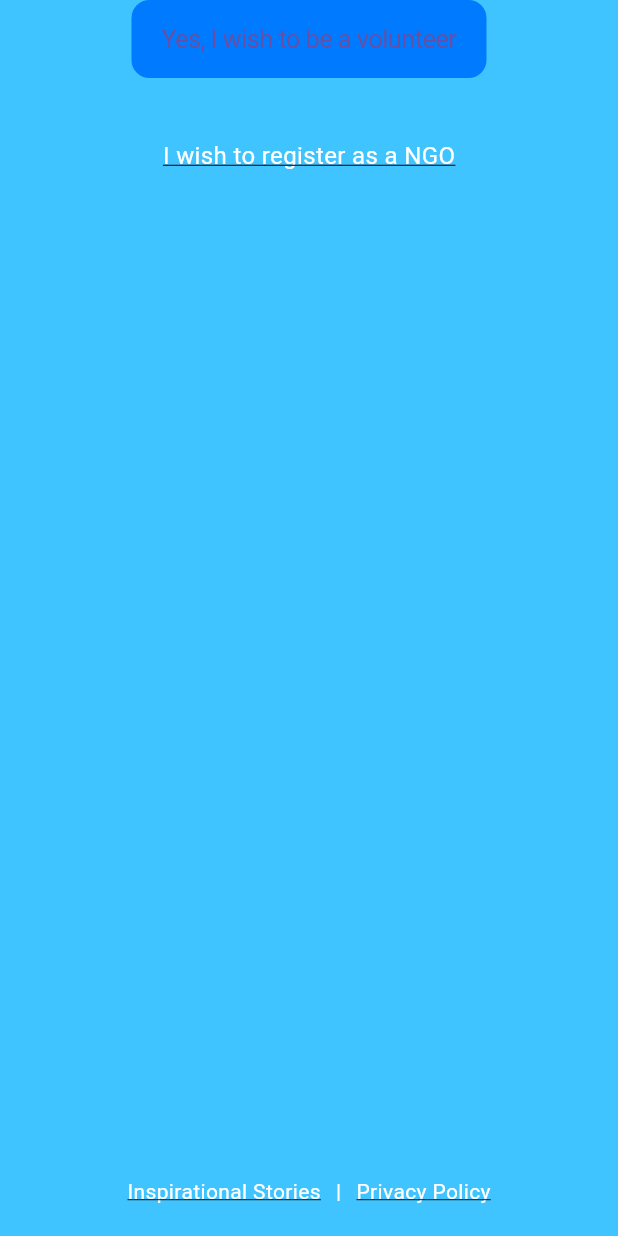
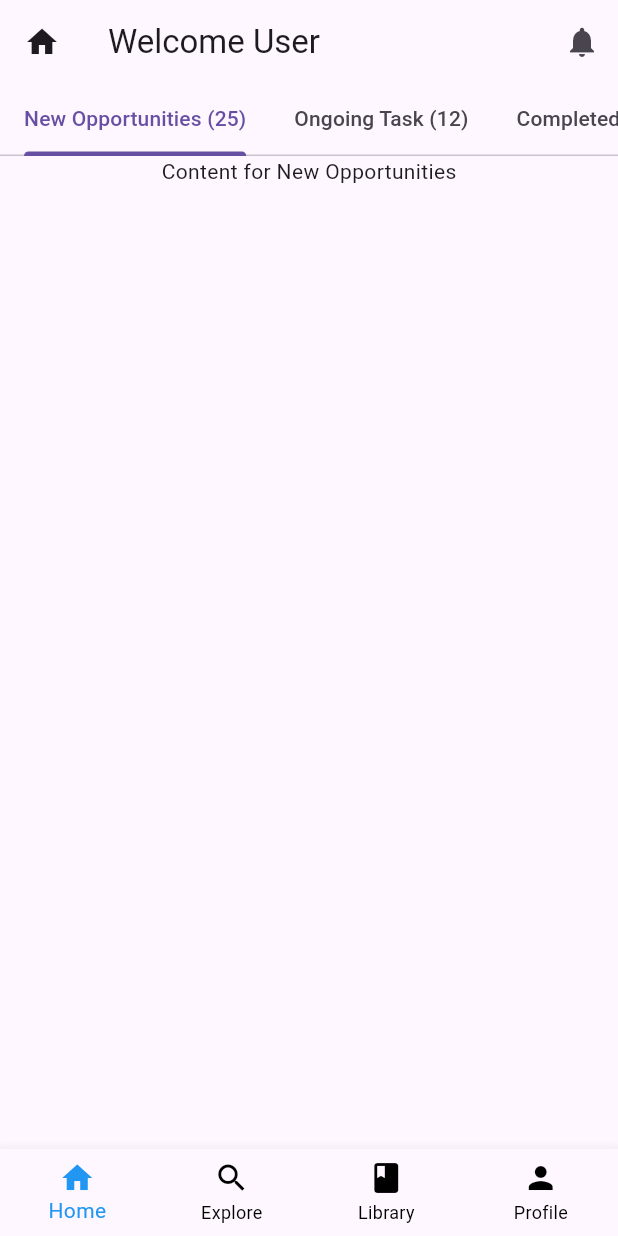
Before and after one commit to vaishnavidubbalwar2001/vishwamitra_ui, a Flutter app: the HomePage screen opened directly, on a phone screen of 412 x 824 dp. Run offline on Flutter 3.47's test engine with Material 3 defaults, Android fonts, the phone set to English and light mode, and no system bars; our stand-ins replace get.

Commit message:
bottom Nevigation Bar

```diff
--- a/lib/congratulationpage.dart
+++ b/lib/congratulationpage.dart
@@ -1,5 +1,8 @@
 import 'package:flutter/cupertino.dart';
 import 'package:flutter/material.dart';
+import 'package:get/get.dart';
+import 'package:vishwamitra_uidesign/firstScreen.dart';
+import 'package:vishwamitra_uidesign/homeScreen.dart';
 
 class Congratulation extends StatefulWidget {
 
@@ -68,6 +71,7 @@ class _MyWidgetState extends State<Congratulation> {
           color: Colors.blue,
           child: Text('Apply Now'),
           onPressed: () {
+            Get.offAll(HomePage());
 
           },
         ),
--- a/lib/detailsPage.dart
+++ b/lib/detailsPage.dart
@@ -545,6 +545,9 @@ class _MyWidgetState extends State<deatilsPage> {
                         ),
                       ),
                     ],
+
+
+
                     selectedvolunterType.isNotEmpty
                                                       ?  Column(
                                                   // mainAxisAlignment: MainAxisAlignment.start,
@@ -555,7 +558,7 @@ class _MyWidgetState extends State<deatilsPage> {
                                 padding: EdgeInsets.symmetric(horizontal: 10),
                                 margin: EdgeInsets.only(top: 10),
                                 decoration: BoxDecoration(
-                                  color: Colors.blue,
+                                   color: Color(0xFF005FA4),
                                   borderRadius: BorderRadius.circular(100),
                                 ),
                                 child: Row(
--- a/lib/firstScreen.dart
+++ b/lib/firstScreen.dart
@@ -2,80 +2,80 @@ import 'package:flutter/cupertino.dart';
 import 'package:flutter/material.dart';
 
 
-class HomePage extends StatelessWidget {
-  @override
-  Widget build(BuildContext context) {
-    return Scaffold(
-      backgroundColor: Colors.lightBlueAccent, // Sky blue background
-      body: Center(
-        child: Column(
-          mainAxisAlignment: MainAxisAlignment.center,
-          children: <Widget>[
-            CupertinoButton(
-              child: Text('Yes, I wish to be a volunteer'),
-              color: CupertinoColors.activeBlue,
-              onPressed: () {
-                // Handle the button press
-              },
-            ),
-            Padding(
-              padding: EdgeInsets.all(40),
-              child: GestureDetector(
-                onTap: () {
-                  // Handle the "I wish to register as a NGO" tap
-                },
-                child: Text(
-                  'I wish to register as a NGO',
-                  style: TextStyle(
-                    decoration: TextDecoration.underline,
-                    color: Colors.white,
-                    fontSize: 16,
-                  ),
-                ),
-              ),
-            ),
-            Spacer(), // Use Spacer to push the footer to the bottom
-            Padding(
-              padding: EdgeInsets.only(bottom: 20),
-              child: Row(
-                mainAxisAlignment: MainAxisAlignment.center,
-                children: [
-                  GestureDetector(
-                    onTap: () {
-                      // Navigate to Inspirational Stories
-                    },
-                    child: Text(
-                      'Inspirational Stories',
-                      style: TextStyle(
-                        decoration: TextDecoration.underline,
-                        color: Colors.white,
-                        fontSize: 14,
-                      ),
-                    ),
-                  ),
-                  Padding(
-                    padding: EdgeInsets.symmetric(horizontal: 10),
-                    child: Text('|', style: TextStyle(color: Colors.white, fontSize: 14)),
-                  ),
-                  GestureDetector(
-                    onTap: () {
+// class HomePage extends StatelessWidget {
+//   @override
+//   Widget build(BuildContext context) {
+//     return Scaffold(
+//       backgroundColor: Colors.lightBlueAccent, // Sky blue background
+//       body: Center(
+//         child: Column(
+//           mainAxisAlignment: MainAxisAlignment.center,
+//           children: <Widget>[
+//             CupertinoButton(
+//               child: Text('Yes, I wish to be a volunteer'),
+//               color: CupertinoColors.activeBlue,
+//               onPressed: () {
+//                 // Handle the button press
+//               },
+//             ),
+//             Padding(
+//               padding: EdgeInsets.all(40),
+//               child: GestureDetector(
+//                 onTap: () {
+//                   // Handle the "I wish to register as a NGO" tap
+//                 },
+//                 child: Text(
+//                   'I wish to register as a NGO',
+//                   style: TextStyle(
+//                     decoration: TextDecoration.underline,
+//                     color: Colors.white,
+//                     fontSize: 16,
+//                   ),
+//                 ),
+//               ),
+//             ),
+//             Spacer(), // Use Spacer to push the footer to the bottom
+//             Padding(
+//               padding: EdgeInsets.only(bottom: 20),
+//               child: Row(
+//                 mainAxisAlignment: MainAxisAlignment.center,
+//                 children: [
+//                   GestureDetector(
+//                     onTap: () {
+//                       // Navigate to Inspirational Stories
+//                     },
+//                     child: Text(
+//                       'Inspirational Stories',
+//                       style: TextStyle(
+//                         decoration: TextDecoration.underline,
+//                         color: Colors.white,
+//                         fontSize: 14,
+//                       ),
+//                     ),
+//                   ),
+//                   Padding(
+//                     padding: EdgeInsets.symmetric(horizontal: 10),
+//                     child: Text('|', style: TextStyle(color: Colors.white, fontSize: 14)),
+//                   ),
+//                   GestureDetector(
+//                     onTap: () {
 
-                    },
-                    child: Text(
-                      'Privacy Policy',
-                      style: TextStyle(
-                        decoration: TextDecoration.underline,
-                        color: Colors.white,
-                        fontSize: 14,
-                      ),
-                    ),
-                  ),
-                ],
-              ),
-            ),
-          ],
-        ),
-      ),
-    );
-  }
-}
+//                     },
+//                     child: Text(
+//                       'Privacy Policy',
+//                       style: TextStyle(
+//                         decoration: TextDecoration.underline,
+//                         color: Colors.white,
+//                         fontSize: 14,
+//                       ),
+//                     ),
+//                   ),
+//                 ],
+//               ),
+//             ),
+//           ],
+//         ),
+//       ),
+//     );
+//   }
+// }
--- /dev/null
+++ b/lib/home/hometab.dart
@@ -0,0 +1,138 @@
+
+
+// import 'package:flutter/material.dart';
+
+// class HomeTab extends StatelessWidget {
+//   @override
+//   Widget build(BuildContext context) {
+//     // Wrap your Scaffold with a DefaultTabController
+//     return DefaultTabController(
+//       length: 3, // Number of tabs
+//       child: Scaffold(
+//         appBar: AppBar(
+//           leading: Icon(Icons.home),
+//           title: Text('Welcome User'),
+//           actions: <Widget>[
+//             IconButton(
+//               icon: Icon(Icons.notifications),
+//               onPressed: () {},
+//             ),
+//           ],
+//           bottom: TabBar(
+//             // Define your tabs here
+//             tabs: [
+//               Tab(text: "New Opportunities (25)"),
+//               Tab(text: "Ongoing Task (12)"),
+//               Tab(text: "Completed Task"),
+//             ],
+//           ),
+//         ),
+//         body: TabBarView(
+//           // Add your tab views here
+//           children: [
+//             SingleChildScrollView(
+//               scrollDirection: Axis.vertical,
+//               child: Column(
+//                 children: [
+//                   // Your first tab content here
+//                   Text("Content for New Opportunities"),
+//                 ],
+//               ),
+//             ),
+//             SingleChildScrollView(
+//               scrollDirection: Axis.vertical,
+//               child: Column(
+//                 children: [
+//                   // Your second tab content here
+//                   Text("Content for Ongoing Task"),
+//                 ],
+//               ),
+//             ),
+//             SingleChildScrollView(
+//               scrollDirection: Axis.vertical,
+//               child: Column(
+//                 children: [
+//                   // Your third tab content here
+//                   Text("Content for Completed Task"),
+//                 ],
+//               ),
+//             ),
+//           ],
+//         ),
+//       ),
+//     );
+//   }
+// }
+
+
+
+
+import 'package:flutter/material.dart';
+
+class HomeTab extends StatefulWidget {
+  @override
+  State<HomeTab> createState() => _HomeTabState();
+}
+
+class _HomeTabState extends State<HomeTab> {
+  @override
+  Widget build(BuildContext context) {
+    return DefaultTabController(
+      length: 3, // Adjust the number of tabs based on your content
+      child: Scaffold(
+        appBar: AppBar(
+          leading: const Icon(Icons.home),
+          title: const Text('Welcome User'),
+          actions: <Widget>[
+            IconButton(
+              icon: const Icon(Icons.notifications),
+              onPressed: () {},
+            ),
+          ],
+          bottom: const TabBar(
+            tabAlignment: TabAlignment.start,
+            isScrollable: true, // Enable scrolling for the tab bar
+            tabs: [
+              Tab(text: "New Opportunities (25)"),
+              Tab(text: "Ongoing Task (12)"),
+              Tab(text: "Completed Task(10)"),
+              // You can add more tabs here and they will scroll horizontally if they overflow
+            ],
+          ),
+        ),
+        body: const TabBarView(
+          children: [
+            SingleChildScrollView(
+              scrollDirection: Axis.vertical,
+              child: Column(
+                children: [
+
+                  Text("Content for New Opportunities"),
+                ],
+              ),
+            ),
+            SingleChildScrollView(
+              scrollDirection: Axis.vertical,
+              child: Column(
+                children: [
+
+                  Text("Content for Ongoing Task"),
+                ],
+              ),
+            ),
+            SingleChildScrollView(
+              scrollDirection: Axis.vertical,
+              child: Column(
+                children: [
+
+                  Text("Content for Completed Task"),
+                ],
+              ),
+            ),
+
+          ],
+        ),
+      ),
+    );
+  }
+}
--- a/lib/homeScreen.dart
+++ b/lib/homeScreen.dart
@@ -1,25 +1,64 @@
 import 'package:flutter/material.dart';
+import 'package:vishwamitra_uidesign/home/LibraryTab.dart';
+import 'package:vishwamitra_uidesign/home/exploreTab.dart';
+import 'package:vishwamitra_uidesign/home/hometab.dart';
+import 'package:vishwamitra_uidesign/home/profileTab.dart';
 
-class HomeScreen extends StatefulWidget {
-  const HomeScreen({super.key});
+
+class HomePage extends StatefulWidget {
+  const HomePage({Key? key}) : super(key: key);
 
   @override
-  State<HomeScreen> createState() => _HomeScreenState();
+  _HomePageState createState() => _HomePageState();
 }
 
-class _HomeScreenState extends State<HomeScreen> {
+class _HomePageState extends State<HomePage> {
+  int _selectedIndex = 0;
 
+  final List<Widget> _widgetOptions = [
+    HomeTab(),
+    SearchExploreTab(),
+    LibraryTab(),
+    ProfileTab(),
+  ];
 
-
-
+  void _onItemTapped(int index) {
+    setState(() {
+      _selectedIndex = index;
+    });
+  }
 
   @override
   Widget build(BuildContext context) {
     return Scaffold(
-
-
-
-
+      body: Center(
+        child: _widgetOptions.elementAt(_selectedIndex),
+      ),
+      bottomNavigationBar: BottomNavigationBar(
+        items: const <BottomNavigationBarItem>[
+          BottomNavigationBarItem(
+            icon: Icon(Icons.home),
+            label: 'Home',
+          ),
+          BottomNavigationBarItem(
+            icon: Icon(Icons.search),
+            label: 'Explore',
+          ),
+          BottomNavigationBarItem(
+            icon: Icon(Icons.book),
+            label: 'Library',
+          ),
+          BottomNavigationBarItem(
+            icon: Icon(Icons.person),
+            label: 'Profile',
+          ),
+        ],
+        currentIndex: _selectedIndex,
+        selectedItemColor: Colors.blue,
+        unselectedItemColor: Colors.black,
+        type: BottomNavigationBarType.fixed,
+        onTap: _onItemTapped,
+      ),
     );
   }
 }
--- a/lib/main.dart
+++ b/lib/main.dart
@@ -4,7 +4,11 @@ import 'package:get/get.dart';
 import 'package:vishwamitra_uidesign/createProfile.dart';
 import 'package:vishwamitra_uidesign/detailsPage.dart';
 import 'package:vishwamitra_uidesign/firstScreen.dart';
+import 'package:vishwamitra_uidesign/homeScreen.dart';
 import 'package:vishwamitra_uidesign/langauage.dart';
+
+
+
 
 void main() {
   runApp(MyApp());
@@ -15,7 +19,33 @@ class MyApp extends StatelessWidget {
   Widget build(BuildContext context) {
     return GetMaterialApp(
       debugShowCheckedModeBanner: false,
-             home: deatilsPage(),
+             home: LanguageSelection(),
     );
   }
 }
+
+
+
+
+
+
+
+
+// void main() {
+//   runApp(const MyApp());
+// }
+
+// class MyApp extends StatelessWidget {
+//   const MyApp({Key? key}) : super(key: key);
+
+//   @override
+//   Widget build(BuildContext context) {
+//     return MaterialApp(
+//       title: 'Flutter Demo',
+//       theme: ThemeData(
+//         primarySwatch: Colors.blue,
+//       ),
+//       home: const HomePage(),
+//     );
+//   }
+// }
--- a/pubspec.yaml
+++ b/pubspec.yaml
@@ -61,7 +61,8 @@ flutter:
   uses-material-design: true
 
   # To add assets to your application, add an assets section, like this:
-  # assets:
+  assets:
+    - assets/images/
   #   - images/a_dot_burr.jpeg
   #   - images/a_dot_ham.jpeg
 
```
Also changed, not shown: lib/home/LibraryTab.dart (added, +31 -0 lines), lib/home/exploreTab.dart (added, +49 -0 lines), lib/home/profileTab.dart (added, +177 -0 lines), assets/images/123456.jpeg (added), assets/images/flower-pictures-unpxbv1q9kxyqr1d.jpg (added), assets/images/pexels-lisa-2106037.webp (added), assets/images/skyi_sample_logo.png (added), 1 other file.
